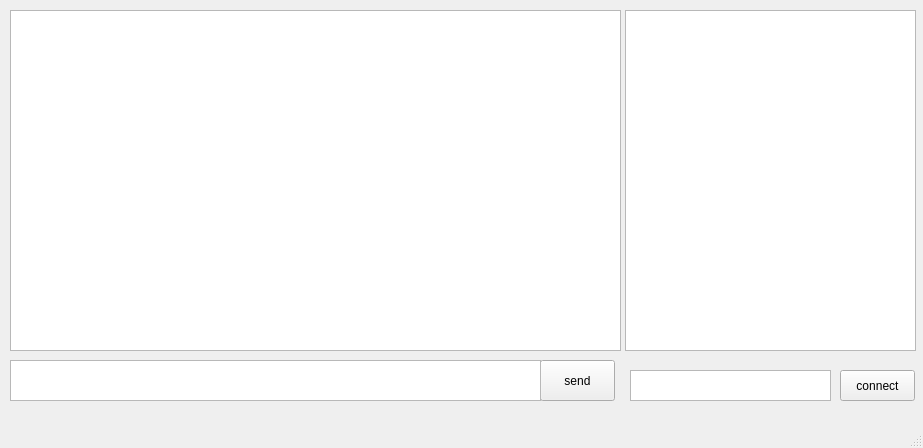
KostyaRyabov/CS_App, file CS_App/mainwindow.ui: the form before one commit.
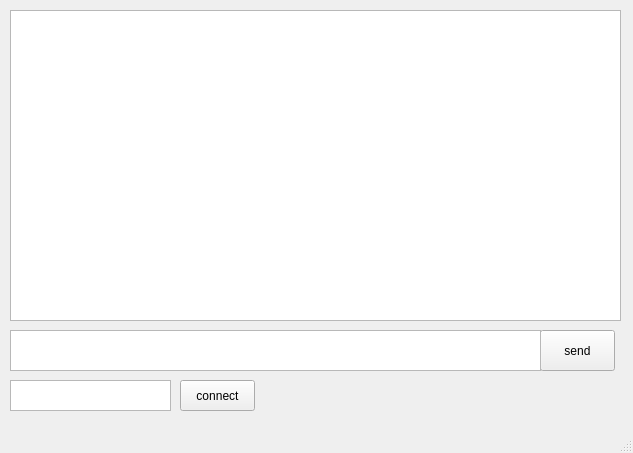
The form after the commit.

Patch:
```diff
--- a/CS_App/mainwindow.ui
+++ b/CS_App/mainwindow.ui
@@ -6,8 +6,8 @@
    <rect>
     <x>0</x>
     <y>0</y>
-    <width>923</width>
-    <height>448</height>
+    <width>633</width>
+    <height>453</height>
    </rect>
   </property>
   <property name="windowTitle">
@@ -18,7 +18,7 @@
     <property name="geometry">
      <rect>
       <x>540</x>
-      <y>360</y>
+      <y>330</y>
       <width>75</width>
       <height>41</height>
      </rect>
@@ -31,7 +31,7 @@
     <property name="geometry">
      <rect>
       <x>10</x>
-      <y>360</y>
+      <y>330</y>
       <width>531</width>
       <height>41</height>
      </rect>
@@ -43,35 +43,30 @@
       <x>10</x>
       <y>10</y>
       <width>611</width>
-      <height>341</height>
-     </rect>
-    </property>
-   </widget>
-   <widget class="QTableView" name="interfacesTableView">
-    <property name="geometry">
-     <rect>
-      <x>625</x>
-      <y>10</y>
-      <width>291</width>
-      <height>341</height>
+      <height>311</height>
      </rect>
     </property>
    </widget>
    <widget class="QTextEdit" name="selectedIP">
     <property name="geometry">
      <rect>
-      <x>630</x>
-      <y>370</y>
-      <width>201</width>
+      <x>10</x>
+      <y>380</y>
+      <width>161</width>
       <height>31</height>
      </rect>
     </property>
+    <property name="font">
+     <font>
+      <kerning>true</kerning>
+     </font>
+    </property>
    </widget>
    <widget class="QPushButton" name="pushButton_2">
     <property name="geometry">
      <rect>
-      <x>840</x>
-      <y>370</y>
+      <x>180</x>
+      <y>380</y>
       <width>75</width>
       <height>31</height>
      </rect>
```
Left out of the diff: 2 changed lines with no effect on the pictures.
